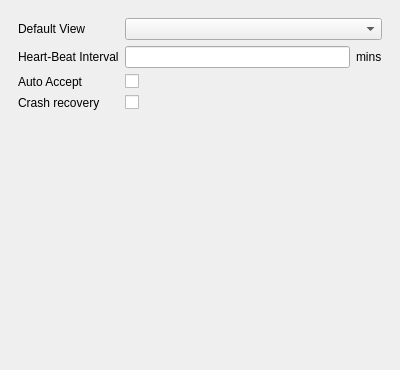
Qt form Qt/Components/Resources/UI/pqApplicationOptions.ui (wildmichael/ParaView3-enhancements-old) before a commit.
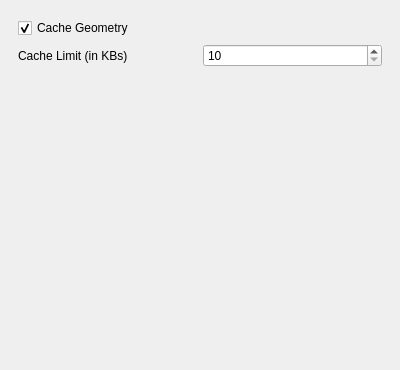
The same form after that commit. The open tabs and pages were chosen to show the change. Custom widgets are drawn as their Qt base class.

Commit message: ENH: Move animation caching options to application settings (bug #5768).

The edit to the form file:
```diff
--- a/Qt/Components/Resources/UI/pqApplicationOptions.ui
+++ b/Qt/Components/Resources/UI/pqApplicationOptions.ui
@@ -278,6 +278,62 @@
        </item>
       </layout>
      </widget>
+     <widget class="QWidget" name="Animation" >
+      <layout class="QGridLayout" >
+       <item row="0" column="0" colspan="2" >
+        <widget class="QCheckBox" name="AnimationCacheGeometry" >
+         <property name="toolTip" >
+          <string>Cache geometry during playback.</string>
+         </property>
+         <property name="text" >
+          <string>Cache Geometry</string>
+         </property>
+         <property name="checked" >
+          <bool>true</bool>
+         </property>
+        </widget>
+       </item>
+       <item row="1" column="0" >
+        <widget class="QLabel" name="AnimationCacheLimitLabel" >
+         <property name="toolTip" >
+          <string>&lt;html>Set the cache limit (in KBs) per node. If while playing animations, the cache size on any node goes beyond this threshold, caching will automatically be disabled.&lt;/html></string>
+         </property>
+         <property name="text" >
+          <string>Cache Limit (in KBs)</string>
+         </property>
+        </widget>
+       </item>
+       <item row="1" column="1" >
+        <widget class="QSpinBox" name="AnimationCacheLimit" >
+         <property name="toolTip" >
+          <string>&lt;html>Set the cache limit (in KBs) per node. If while playing animations, the cache size on any node goes beyond this threshold, caching will automatically be disabled.&lt;/html></string>
+         </property>
+         <property name="minimum" >
+          <number>10</number>
+         </property>
+         <property name="maximum" >
+          <number>999999999</number>
+         </property>
+         <property name="singleStep" >
+          <number>100</number>
+         </property>
+        </widget>
+       </item>
+       <item row="2" column="0" colspan="2" >
+        <spacer>
+         <property name="orientation" >
+          <enum>Qt::Vertical</enum>
+         </property>
+         <property name="sizeHint" >
+          <size>
+           <width>358</width>
+           <height>101</height>
+          </size>
+         </property>
+        </spacer>
+       </item>
+      </layout>
+     </widget>
     </widget>
    </item>
   </layout>
```
Left out of the diff: 6 changed lines with no effect on the pictures. The commit also changes 9 other files.
